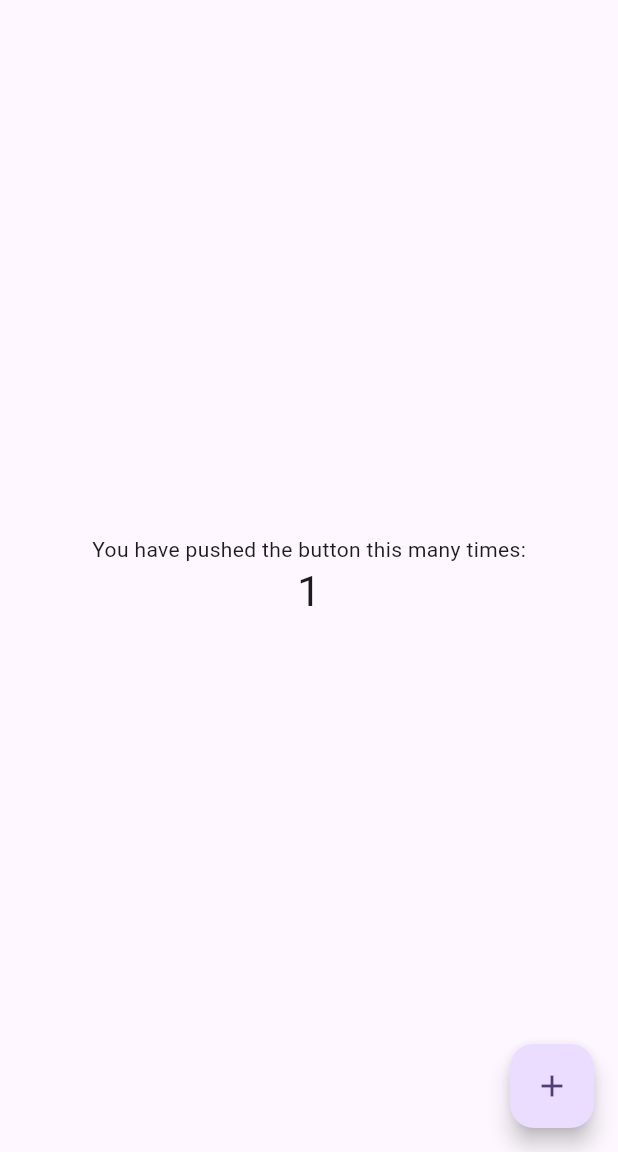
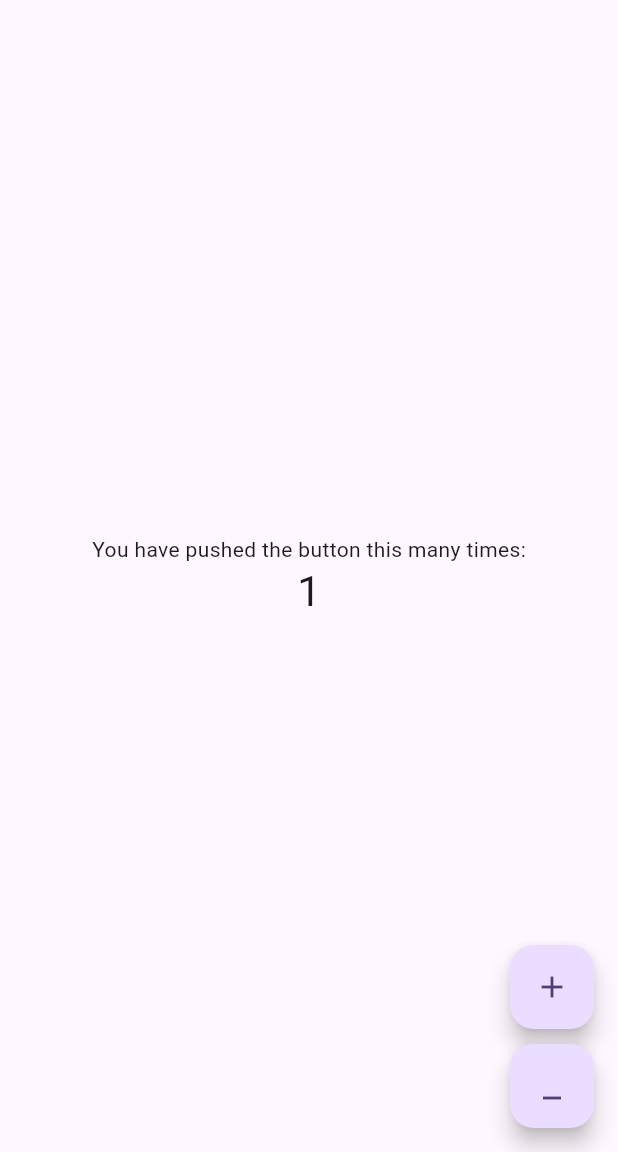
Before and after one commit to m9stafa05/flutter-State-Management-bloc-cubit, a Flutter app: the screen it shows after launch, after a tap on the "add" icon, on a phone screen of 412 x 824 dp, the part 84-1236 px from its top. Run offline on Flutter 3.47's test engine with Material 3 defaults, Android fonts, the phone set to English and light mode, and no system bars; our stand-ins replace bloc, flutter_bloc.

```diff
--- a/lib/main.dart
+++ b/lib/main.dart
@@ -1,4 +1,6 @@
 import 'package:flutter/material.dart';
+import 'package:flutter_bloc/flutter_bloc.dart';
+import 'package:flutter_state_management/controllers/cubit/counter_cubit.dart';
 
 void main() {
   runApp(const MyApp());
@@ -13,110 +15,74 @@ class MyApp extends StatelessWidget {
     return MaterialApp(
       title: 'Flutter Demo',
       theme: ThemeData(
-        // This is the theme of your application.
-        //
-        // TRY THIS: Try running your application with "flutter run". You'll see
-        // the application has a purple toolbar. Then, without quitting the app,
-        // try changing the seedColor in the colorScheme below to Colors.green
-        // and then invoke "hot reload" (save your changes or press the "hot
-        // reload" button in a Flutter-supported IDE, or press "r" if you used
-        // the command line to start the app).
-        //
-        // Notice that the counter didn't reset back to zero; the application
-        // state is not lost during the reload. To reset the state, use hot
-        // restart instead.
-        //
-        // This works for code too, not just values: Most code changes can be
-        // tested with just a hot reload.
-        colorScheme: ColorScheme.fromSeed(seedColor: Colors.deepPurple),
+        colorScheme: ColorScheme.fromSeed(
+          seedColor: Colors.deepPurple,
+        ),
       ),
       home: const MyHomePage(title: 'Flutter Demo Home Page'),
     );
   }
 }
 
-class MyHomePage extends StatefulWidget {
+class MyHomePage extends StatelessWidget {
   const MyHomePage({super.key, required this.title});
-
-  // This widget is the home page of your application. It is stateful, meaning
-  // that it has a State object (defined below) that contains fields that affect
-  // how it looks.
-
-  // This class is the configuration for the state. It holds the values (in this
-  // case the title) provided by the parent (in this case the App widget) and
-  // used by the build method of the State. Fields in a Widget subclass are
-  // always marked "final".
 
   final String title;
 
   @override
-  State<MyHomePage> createState() => _MyHomePageState();
-}
-
-class _MyHomePageState extends State<MyHomePage> {
-  int _counter = 0;
-
-  void _incrementCounter() {
-    setState(() {
-      // This call to setState tells the Flutter framework that something has
-      // changed in this State, which causes it to rerun the build method below
-      // so that the display can reflect the updated values. If we changed
-      // _counter without calling setState(), then the build method would not be
-      // called again, and so nothing would appear to happen.
-      _counter++;
-    });
-  }
-
-  @override
   Widget build(BuildContext context) {
-    // This method is rerun every time setState is called, for instance as done
-    // by the _incrementCounter method above.
-    //
-    // The Flutter framework has been optimized to make rerunning build methods
-    // fast, so that you can just rebuild anything that needs updating rather
-    // than having to individually change instances of widgets.
-    return Scaffold(
+    return BlocProvider(
+      create: (context) => CounterCubit(),
+      child: Scaffold(
         appBar: AppBar(
-        // TRY THIS: Try changing the color here to a specific color (to
-        // Colors.amber, perhaps?) and trigger a hot reload to see the AppBar
-        // change color while the other colors stay the same.
-        backgroundColor: Theme.of(context).colorScheme.inversePrimary,
-        // Here we take the value from the MyHomePage object that was created by
-        // the App.build method, and use it to set our appbar title.
-        title: Text(widget.title),
+          backgroundColor: Theme.of(
+            context,
+          ).colorScheme.inversePrimary,
+          title: Text(title),
         ),
         body: Center(
-        // Center is a layout widget. It takes a single child and positions it
-        // in the middle of the parent.
           child: Column(
-          // Column is also a layout widget. It takes a list of children and
-          // arranges them vertically. By default, it sizes itself to fit its
-          // children horizontally, and tries to be as tall as its parent.
-          //
-          // Column has various properties to control how it sizes itself and
-          // how it positions its children. Here we use mainAxisAlignment to
-          // center the children vertically; the main axis here is the vertical
-          // axis because Columns are vertical (the cross axis would be
-          // horizontal).
-          //
-          // TRY THIS: Invoke "debug painting" (choose the "Toggle Debug Paint"
-          // action in the IDE, or press "p" in the console), to see the
-          // wireframe for each widget.
             mainAxisAlignment: MainAxisAlignment.center,
             children: <Widget>[
-            const Text('You have pushed the button this many times:'),
-            Text(
-              '$_counter',
+              const Text(
+                'You have pushed the button this many times:',
+              ),
+              BlocBuilder<CounterCubit, int>(
+                builder: (context, state) {
+                  return Text(
+                    '$state',
                     style: Theme.of(context).textTheme.headlineMedium,
+                  );
+                },
               ),
             ],
           ),
         ),
-      floatingActionButton: FloatingActionButton(
-        onPressed: _incrementCounter,
+        floatingActionButton: BlocBuilder<CounterCubit, int>(
+          builder: (context, state) {
+            return Column(
+              mainAxisSize: MainAxisSize.min,
+              children: [
+                FloatingActionButton(
+                  onPressed: () {
+                    context.read<CounterCubit>().increment();
+                  },
                   tooltip: 'Increment',
                   child: const Icon(Icons.add),
-      ), // This trailing comma makes auto-formatting nicer for build methods.
+                ),
+                const SizedBox(height: 10),
+                FloatingActionButton(
+                  onPressed: () {
+                    context.read<CounterCubit>().decrement();
+                  },
+                  tooltip: 'Decrement',
+                  child: const Icon(Icons.minimize_sharp),
+                ),
+              ],
+            );
+          },
+        ),
+      ),
     );
   }
 }
```
Lines whose indentation alone changed are shown as unchanged.
